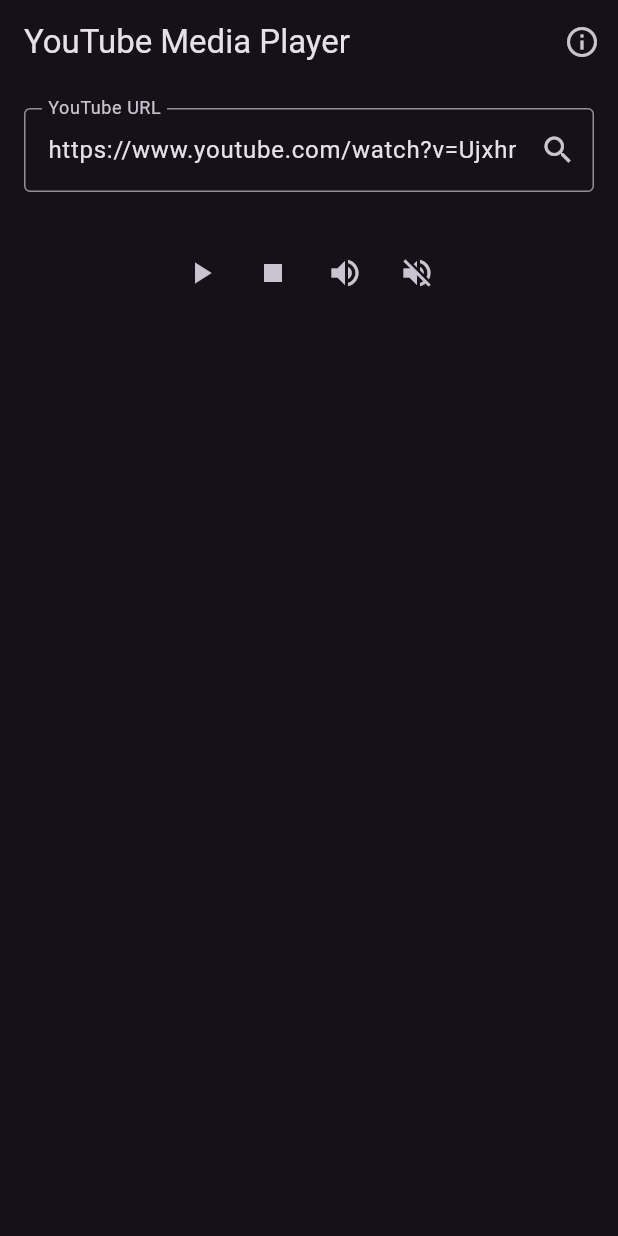
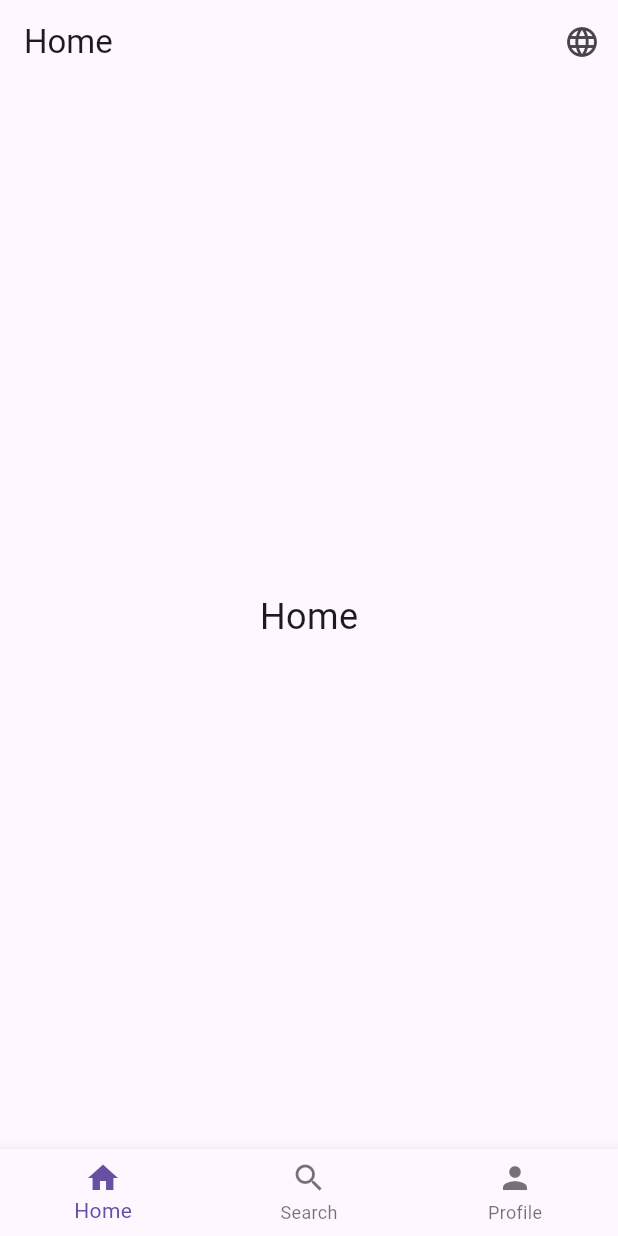
Before and after one commit to vumanhtu123/My-To-Be, a Flutter app: the screen it shows after launch, on a phone screen of 412 x 824 dp. Run offline on Flutter 3.47's test engine with Material 3 defaults, Android fonts, the phone set to English and light mode, and no system bars; our stand-ins replace get.

Commit message:
chore: setup getX

```diff
--- a/lib/main.dart
+++ b/lib/main.dart
@@ -1,338 +1,378 @@
-import 'dart:async';
-import 'dart:developer';
+// import 'dart:async';
+// import 'dart:developer';
+// import 'package:flutter/material.dart';
+// import 'package:youtube_explode_dart/youtube_explode_dart.dart';
+// import 'package:video_player/video_player.dart';
+// import 'package:chewie/chewie.dart';
+// import 'package:just_audio/just_audio.dart';
+//
+// void main() => runApp(const YouTubeMediaApp());
+//
+// class YouTubeMediaApp extends StatelessWidget {
+//   const YouTubeMediaApp({super.key});
+//
+//   @override
+//   Widget build(BuildContext context) {
+//     return MaterialApp(
+//       title: 'YouTube Media Player',
+//       theme: ThemeData.dark(),
+//       home: const MediaPlayerScreen(),
+//       debugShowCheckedModeBanner: false,
+//     );
+//   }
+// }
+//
+// class MediaPlayerScreen extends StatefulWidget {
+//   const MediaPlayerScreen({super.key});
+//
+//   @override
+//   State<MediaPlayerScreen> createState() => _MediaPlayerScreenState();
+// }
+//
+// class _MediaPlayerScreenState extends State<MediaPlayerScreen> {
+//   final _yt = YoutubeExplode();
+//   final _audioPlayer = AudioPlayer();
+//   final _urlController = TextEditingController(
+//     text: 'https://www.youtube.com/watch?v=UjxhrD_Rm5M&ab_channel=MILLY',
+//   );
+//
+//   VideoPlayerController? _videoController;
+//   ChewieController? _chewieController;
+//
+//   bool _isLoading = false;
+//   String? _errorMessage;
+//   StreamManifest? _currentManifest;
+//   late StreamSubscription<PlayerState> _audioStateSub;
+//
+//   @override
+//   void initState() {
+//     super.initState();
+//     _audioStateSub = _audioPlayer.playerStateStream.listen((state) {
+//       if (_videoController == null || !_videoController!.value.isInitialized) return;
+//       if (state.playing && !_videoController!.value.isPlaying) {
+//         _videoController!.play();
+//       } else if (!state.playing && _videoController!.value.isPlaying) {
+//         _videoController!.pause();
+//       }
+//     });
+//   }
+//
+//   @override
+//   void dispose() {
+//     _audioStateSub.cancel();
+//     _yt.close();
+//     _audioPlayer.dispose();
+//     _videoController?.dispose();
+//     _chewieController?.dispose();
+//     super.dispose();
+//   }
+//
+//   Future<(Uri?, Uri?)> _getBestStreams(VideoId videoId) async {
+//     try {
+//       final manifest = await _yt.videos.streamsClient.getManifest(videoId);
+//       _currentManifest = manifest;
+//
+//       final videoStreams = manifest.videoOnly
+//           .where((s) => s.container.name == 'mp4')
+//           .toList();
+//       final audioStreams = manifest.audioOnly
+//           .where((s) => s.container.name == 'mp4')
+//           .toList();
+//
+//       if (videoStreams.isEmpty || audioStreams.isEmpty) {
+//         log('No valid video/audio streams found', name: 'YouTubeStream');
+//         return (null, null);
+//       }
+//
+//       final bestVideo = videoStreams.reduce((a, b) =>
+//       (a.size.totalBytes ?? 0) > (b.size.totalBytes ?? 0) ? a : b);
+//       final bestAudio = audioStreams.reduce((a, b) =>
+//       (a.size.totalBytes ?? 0) > (b.size.totalBytes ?? 0) ? a : b);
+//
+//       return (bestVideo.url, bestAudio.url);
+//     } catch (e) {
+//       log('Stream error: $e', name: 'YouTubeStream');
+//       return (null, null);
+//     }
+//   }
+//
+//   Future<void> _initVideoPlayer(Uri videoUrl) async {
+//     try {
+//       _videoController?.dispose();
+//       _videoController = VideoPlayerController.network(
+//         videoUrl.toString(),
+//         httpHeaders: _getHttpHeaders(),
+//       );
+//       await _videoController!.initialize();
+//       _chewieController = ChewieController(
+//         videoPlayerController: _videoController!,
+//         autoPlay: false,
+//         looping: false,
+//         allowMuting: true,
+//         errorBuilder: (context, error) => Center(
+//           child: Text('Video Error: $error'),
+//         ),
+//       );
+//     } catch (e) {
+//       log('Video init error: $e', name: 'Player');
+//       rethrow;
+//     }
+//   }
+//
+//   Future<void> _initAudioPlayer(Uri audioUrl) async {
+//     try {
+//       await _audioPlayer.setAudioSource(
+//         AudioSource.uri(audioUrl, headers: _getHttpHeaders()),
+//       );
+//     } catch (e) {
+//       log('Audio init error: $e', name: 'Player');
+//       rethrow;
+//     }
+//   }
+//
+//   Map<String, String> _getHttpHeaders() {
+//     return {
+//       'User-Agent': 'Mozilla/5.0',
+//       'Referer': 'https://www.youtube.com/',
+//       'Origin': 'https://www.youtube.com',
+//     };
+//   }
+//
+//   Future<void> _loadMedia() async {
+//     if (_isLoading) return;
+//
+//     setState(() {
+//       _isLoading = true;
+//       _errorMessage = null;
+//     });
+//
+//     try {
+//       final videoId = VideoId(_urlController.text.trim());
+//       final (videoUrl, audioUrl) = await _getBestStreams(videoId);
+//
+//       if (videoUrl == null || audioUrl == null) {
+//         setState(() {
+//           _errorMessage = 'Không tìm thấy stream video hoặc audio phù hợp.';
+//           _isLoading = false;
+//         });
+//         return;
+//       }
+//
+//       await Future.wait([
+//         _initVideoPlayer(videoUrl),
+//         _initAudioPlayer(audioUrl),
+//       ]);
+//
+//       setState(() {});
+//     } catch (e) {
+//       setState(() => _errorMessage = 'Lỗi: ${e.toString()}');
+//     } finally {
+//       if (mounted) setState(() => _isLoading = false);
+//     }
+//   }
+//
+//   @override
+//   Widget build(BuildContext context) {
+//     final isPlaying = _audioPlayer.playing;
+//     return Scaffold(
+//       appBar: AppBar(
+//         title: const Text('YouTube Media Player'),
+//         actions: [
+//           IconButton(
+//             icon: const Icon(Icons.info_outline),
+//             onPressed: _showVideoInfo,
+//           ),
+//         ],
+//       ),
+//       body: Padding(
+//         padding: const EdgeInsets.all(16.0),
+//         child: Column(
+//           children: [
+//             TextField(
+//               controller: _urlController,
+//               decoration: InputDecoration(
+//                 labelText: 'YouTube URL',
+//                 border: const OutlineInputBorder(),
+//                 suffixIcon: IconButton(
+//                   icon: const Icon(Icons.search),
+//                   onPressed: _loadMedia,
+//                 ),
+//               ),
+//             ),
+//             const SizedBox(height: 20),
+//             if (_isLoading)
+//               const CircularProgressIndicator()
+//             else if (_errorMessage != null)
+//               Text(_errorMessage!, style: TextStyle(color: Colors.red[400])),
+//             if (_chewieController != null)
+//               Expanded(
+//                 child: AspectRatio(
+//                   aspectRatio: 16 / 9,
+//                   child: Chewie(controller: _chewieController!),
+//                 ),
+//               ),
+//             const SizedBox(height: 10),
+//             Row(
+//               mainAxisAlignment: MainAxisAlignment.center,
+//               children: [
+//                 IconButton(
+//                   icon: Icon(isPlaying ? Icons.pause : Icons.play_arrow),
+//                   onPressed: () {
+//                     if (isPlaying) {
+//                       _audioPlayer.pause();
+//                       _videoController?.pause();
+//                     } else {
+//                       _audioPlayer.play();
+//                       _videoController?.play();
+//                     }
+//                     setState(() {});
+//                   },
+//                 ),
+//                 IconButton(
+//                   icon: const Icon(Icons.stop),
+//                   onPressed: () {
+//                     _audioPlayer.stop();
+//                     _videoController?.pause();
+//                     _videoController?.seekTo(Duration.zero);
+//                     setState(() {});
+//                   },
+//                 ),
+//                 IconButton(
+//                   icon: const Icon(Icons.volume_up),
+//                   onPressed: () => _audioPlayer.setVolume(1.0),
+//                 ),
+//                 IconButton(
+//                   icon: const Icon(Icons.volume_off),
+//                   onPressed: () => _audioPlayer.setVolume(0.0),
+//                 ),
+//               ],
+//             )
+//           ],
+//         ),
+//       ),
+//     );
+//   }
+//
+//   Future<void> _showVideoInfo() async {
+//     if (_urlController.text.isEmpty || _currentManifest == null) return;
+//
+//     try {
+//       final videoId = VideoId(_urlController.text.trim());
+//       final video = await _yt.videos.get(videoId);
+//
+//       showDialog(
+//         context: context,
+//         builder: (context) => AlertDialog(
+//           title: Text(video.title),
+//           content: SingleChildScrollView(
+//             child: Column(
+//               crossAxisAlignment: CrossAxisAlignment.start,
+//               children: [
+//                 Text('Channel: ${video.author}'),
+//                 Text('Duration: ${video.duration}'),
+//                 Text('Views: ${video.engagement.viewCount}'),
+//                 const SizedBox(height: 16),
+//                 const Text('Available Streams:', style: TextStyle(fontWeight: FontWeight.bold)),
+//                 Text('Video Only: ${_currentManifest!.videoOnly.length}'),
+//                 Text('Audio Only: ${_currentManifest!.audioOnly.length}'),
+//                 Text('Muxed: ${_currentManifest!.muxed.length}'),
+//               ],
+//             ),
+//           ),
+//         ),
+//       );
+//     } catch (e) {
+//       ScaffoldMessenger.of(context).showSnackBar(
+//         SnackBar(content: Text('Failed to get video info: ${e.toString()}')),
+//       );
+//     }
+//   }
+// }
+import 'package:flutter/material.dart';
+import 'package:get/get.dart';
 
-import 'package:flutter/material.dart';
-import 'package:flutter/services.dart';
-import 'package:youtube_explode_dart/youtube_explode_dart.dart';
-import 'package:video_player/video_player.dart';
-import 'package:chewie/chewie.dart';
-import 'package:just_audio/just_audio.dart';
+import 'l10n/app.translations.dart';
+import 'main.controller.dart';
 
-void main() => runApp(const YouTubeMediaApp());
+void main() {
+  runApp(const MyApp());
+}
 
-class YouTubeMediaApp extends StatelessWidget {
-  const YouTubeMediaApp({super.key});
+class MyApp extends StatelessWidget {
+  const MyApp({super.key});
 
   @override
   Widget build(BuildContext context) {
-    return MaterialApp(
-      title: 'YouTube Media Player',
-      theme: ThemeData.dark(),
-      home: const MediaPlayerScreen(),
+    return GetMaterialApp(
+      title: 'myBeat',
+      translations: AppTranslations(),
+      locale: Get.deviceLocale,
+      fallbackLocale: const Locale('en', 'US'),
+      home: const MainScreen(),
       debugShowCheckedModeBanner: false,
     );
   }
 }
 
-class MediaPlayerScreen extends StatefulWidget {
-  const MediaPlayerScreen({super.key});
-
-  @override
-  State<MediaPlayerScreen> createState() => _MediaPlayerScreenState();
-}
-
-class _MediaPlayerScreenState extends State<MediaPlayerScreen> {
-  final _yt = YoutubeExplode();
-  final _audioPlayer = AudioPlayer();
-  final _urlController = TextEditingController(
-    text: 'https://www.youtube.com/watch?v=UjxhrD_Rm5M&ab_channel=MILLY',
-  );
-
-  VideoPlayerController? _videoController;
-  ChewieController? _chewieController;
-
-  bool _isLoading = false;
-  String? _errorMessage;
-  StreamManifest? _currentManifest;
-
-  // Đồng bộ trạng thái play/pause
-  late StreamSubscription<PlayerState> _audioStateSub;
-
-  @override
-  void initState() {
-    super.initState();
-
-    // Khi audio thay đổi trạng thái, đồng bộ với video
-    _audioStateSub = _audioPlayer.playerStateStream.listen((state) {
-      final playing = state.playing;
-      if (_videoController == null || !_videoController!.value.isInitialized) {
-        return;
-      }
-      if (playing && !_videoController!.value.isPlaying) {
-        _videoController!.play();
-      } else if (!playing && _videoController!.value.isPlaying) {
-        _videoController!.pause();
-      }
-    });
-  }
-
-  @override
-  void dispose() {
-    _audioStateSub.cancel();
-    _yt.close();
-    _audioPlayer.dispose();
-    _videoController?.dispose();
-    _chewieController?.dispose();
-    super.dispose();
-  }
-
-  Future<(Uri?, Uri?)> _getBestStreams(VideoId videoId) async {
-    try {
-      _currentManifest = await _yt.videos.streamsClient.getManifest(videoId);
-
-      final manifest = _currentManifest;
-      if (manifest == null) {
-        log('Manifest is null', name: 'YouTubeStream');
-        return (null, null);
-      }
-
-      _logStreamInfo();
-
-      final videoStreams = manifest.videoOnly
-          .where((s) => s.container.name == 'mp4')
-          .toList();
-      final audioStreams = manifest.audioOnly
-          .where((s) => s.container.name == 'mp4')
-          .toList();
-
-      if (videoStreams.isEmpty || audioStreams.isEmpty) {
-        log('Video or audio streams empty', name: 'YouTubeStream');
-        return (null, null);
-      }
-
-      final bestVideo = videoStreams.reduce((a, b) {
-        final aSize = a.size.totalBytes ?? 0;
-        final bSize = b.size.totalBytes ?? 0;
-        return aSize > bSize ? a : b;
-      });
-
-      final bestAudio = audioStreams.reduce((a, b) {
-        final aSize = a.size.totalBytes ?? 0;
-        final bSize = b.size.totalBytes ?? 0;
-        return aSize > bSize ? a : b;
-      });
-
-      return (bestVideo.url, bestAudio.url);
-    } catch (e) {
-      log('Stream error: $e', name: 'YouTubeStream');
-      return (null, null);
-    }
-  }
-
-  void _logStreamInfo() {
-    if (_currentManifest == null) return;
-
-    log('''
-Available Streams:
-Video Only: ${_currentManifest!.videoOnly.length}
-Audio Only: ${_currentManifest!.audioOnly.length}
-Muxed: ${_currentManifest!.muxed.length}
-''', name: 'YouTubeStream');
-  }
-
-  Future<void> _initVideoPlayer(Uri videoUrl) async {
-    try {
-      if (_videoController != null) {
-        await _videoController!.dispose();
-        _videoController = null;
-      }
-      _videoController = VideoPlayerController.network(
-        videoUrl.toString(),
-        httpHeaders: _getHttpHeaders(),
-      );
-
-      await _videoController!.initialize();
-      if (!mounted) return;
-
-      _chewieController = ChewieController(
-        videoPlayerController: _videoController!,
-        autoPlay: false,
-        looping: false,
-        allowMuting: true,
-        errorBuilder: (context, error) => Center(
-          child: Text('Video Error: ${error.toString()}'),
-        ),
-      );
-    } catch (e) {
-      log('Video init error: $e', name: 'Player');
-      rethrow;
-    }
-  }
-
-  Future<void> _initAudioPlayer(Uri audioUrl) async {
-    try {
-      await _audioPlayer.setAudioSource(
-        AudioSource.uri(
-          audioUrl,
-          headers: _getHttpHeaders(),
-        ),
-      );
-    } catch (e) {
-      log('Audio init error: $e', name: 'Player');
-      throw Exception('Audio initialization failed: $e');
-    }
-  }
-
-  Map<String, String> _getHttpHeaders() {
-    return {
-      'User-Agent': 'Mozilla/5.0 (Windows NT 10.0; Win64; x64)',
-      'Referer': 'https://www.youtube.com/',
-      'Origin': 'https://www.youtube.com',
-    };
-  }
-
-  Future<void> _loadMedia() async {
-    if (_isLoading) return;
-
-    setState(() {
-      _isLoading = true;
-      _errorMessage = null;
-    });
-
-    try {
-      final videoId = VideoId(_urlController.text.trim());
-      final (videoUrl, audioUrl) = await _getBestStreams(videoId);
-
-      if (videoUrl == null || audioUrl == null) {
-        setState(() {
-          _errorMessage = 'Không tìm thấy stream video hoặc audio phù hợp.';
-          _isLoading = false;
-        });
-        return;
-      }
-
-      await Future.wait([
-        _initVideoPlayer(videoUrl),
-        _initAudioPlayer(audioUrl),
-      ]);
-
-      if (!mounted) return;
-
-      setState(() {});
-    } catch (e) {
-      setState(() => _errorMessage = 'Lỗi: ${e.toString()}');
-    } finally {
-      if (mounted) setState(() => _isLoading = false);
-    }
-  }
+class MainScreen extends StatelessWidget {
+  const MainScreen({super.key});
 
   @override
   Widget build(BuildContext context) {
-    final isPlaying = _audioPlayer.playing;
-    return Scaffold(
+    final BottomBarController controller = Get.put(BottomBarController());
+
+    final pages = [
+      Center(child: Text('home'.tr, style: const TextStyle(fontSize: 24))),
+      Center(child: Text('search'.tr, style: const TextStyle(fontSize: 24))),
+      const ProfilePage(),
+    ];
+
+    return Obx(() => Scaffold(
       appBar: AppBar(
-        title: const Text('YouTube Media Player'),
+        title: Text(
+          ['home'.tr, 'search'.tr, 'profile'.tr][controller.selectedIndex.value],
+        ),
         actions: [
           IconButton(
-            icon: const Icon(Icons.info_outline),
-            onPressed: _showVideoInfo,
+            icon: const Icon(Icons.language),
+            tooltip: 'change_language'.tr,
+            onPressed: controller.switchLocale,
+          )
+        ],
+      ),
+      body: pages[controller.selectedIndex.value],
+      bottomNavigationBar: BottomNavigationBar(
+        currentIndex: controller.selectedIndex.value,
+        onTap: controller.changeIndex,
+        items: [
+          BottomNavigationBarItem(
+            icon: const Icon(Icons.home),
+            label: 'home'.tr,
+          ),
+          BottomNavigationBarItem(
+            icon: const Icon(Icons.search),
+            label: 'search'.tr,
+          ),
+          BottomNavigationBarItem(
+            icon: const Icon(Icons.person),
+            label: 'profile'.tr,
           ),
         ],
       ),
-      body: Padding(
-        padding: const EdgeInsets.all(16.0),
-        child: Column(
-          children: [
-            TextField(
-              controller: _urlController,
-              decoration: InputDecoration(
-                labelText: 'YouTube URL',
-                border: const OutlineInputBorder(),
-                suffixIcon: IconButton(
-                  icon: const Icon(Icons.search),
-                  onPressed: _loadMedia,
-                ),
-              ),
-            ),
-            const SizedBox(height: 20),
-            if (_isLoading)
-              const CircularProgressIndicator()
-            else if (_errorMessage != null)
-              Text(_errorMessage!, style: TextStyle(color: Colors.red[400])),
-            if (_chewieController != null)
-              Expanded(
-                child: AspectRatio(
-                  aspectRatio: 16 / 9,
-                  child: Chewie(controller: _chewieController!),
-                ),
-              ),
-            const SizedBox(height: 10),
-            Row(
-              mainAxisAlignment: MainAxisAlignment.center,
-              children: [
-                IconButton(
-                  icon: Icon(isPlaying ? Icons.pause : Icons.play_arrow),
-                  onPressed: () {
-                    if (isPlaying) {
-                      _audioPlayer.pause();
-                      _videoController?.pause();
-                    } else {
-                      _audioPlayer.play();
-                      _videoController?.play();
-                    }
-                    setState(() {});
-                  },
-                ),
-                IconButton(
-                  icon: Icon(Icons.stop),
-                  onPressed: () {
-                    _audioPlayer.stop();
-                    _videoController?.pause();
-                    _videoController?.seekTo(Duration.zero);
-                    setState(() {});
-                  },
-                ),
-                IconButton(
-                  icon: const Icon(Icons.volume_up),
-                  onPressed: () => _audioPlayer.setVolume(1.0),
-                ),
-                IconButton(
-                  icon: const Icon(Icons.volume_off),
-                  onPressed: () => _audioPlayer.setVolume(0.0),
-                ),
-              ],
-            )
-          ],
-        ),
+    ));
+  }
+}
+
+class ProfilePage extends StatelessWidget {
+  const ProfilePage({super.key});
+
+  @override
+  Widget build(BuildContext context) {
+    return Center(
+      child: Text(
+        'profile'.tr,
+        style: const TextStyle(fontSize: 24),
       ),
     );
   }
-
-  Future<void> _showVideoInfo() async {
-    if (_urlController.text.isEmpty || _currentManifest == null) return;
-
-    try {
-      final videoId = VideoId(_urlController.text.trim());
-      final video = await _yt.videos.get(videoId);
-
-      if (!mounted) return;
-      showDialog(
-        context: context,
-        builder: (context) => AlertDialog(
-          title: Text(video.title),
-          content: SingleChildScrollView(
-            child: Column(
-              crossAxisAlignment: CrossAxisAlignment.start,
-              mainAxisSize: MainAxisSize.min,
-              children: [
-                Text('Channel: ${video.author}'),
-                Text('Duration: ${video.duration}'),
-                Text('Views: ${video.engagement.viewCount}'),
-                const SizedBox(height: 16),
-                const Text('Available Streams:', style: TextStyle(fontWeight: FontWeight.bold)),
-                Text('Video Only: ${_currentManifest!.videoOnly.length}'),
-                Text('Audio Only: ${_currentManifest!.audioOnly.length}'),
-                Text('Muxed: ${_currentManifest!.muxed.length}'),
-              ],
-            ),
-          ),
-        ),
-      );
-    } catch (e) {
-      if (!mounted) return;
-      ScaffoldMessenger.of(context).showSnackBar(
-        SnackBar(content: Text('Failed to get video info: ${e.toString()}')),
-      );
-    }
-  }
 }
```
Also changed, not shown: pubspec.lock.
